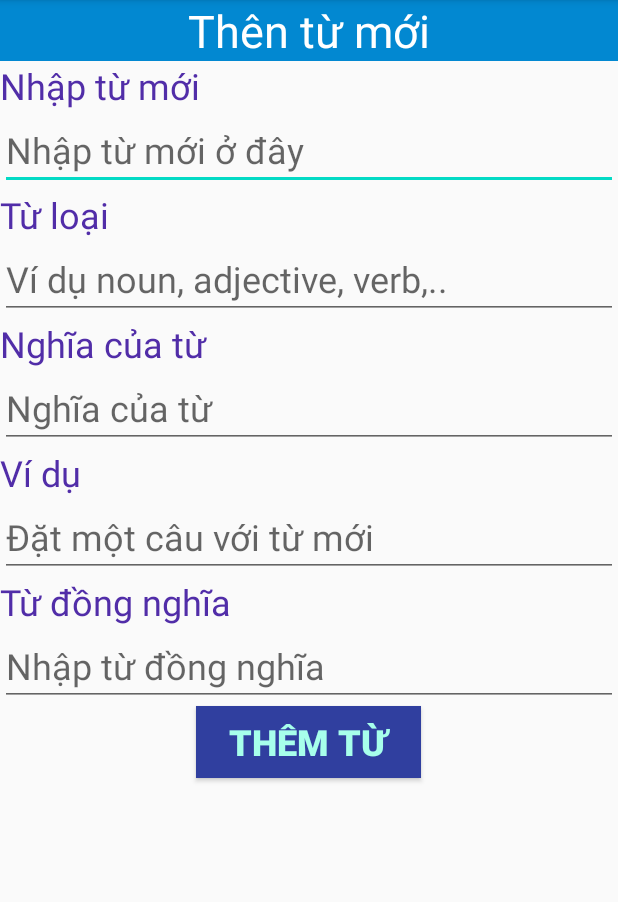
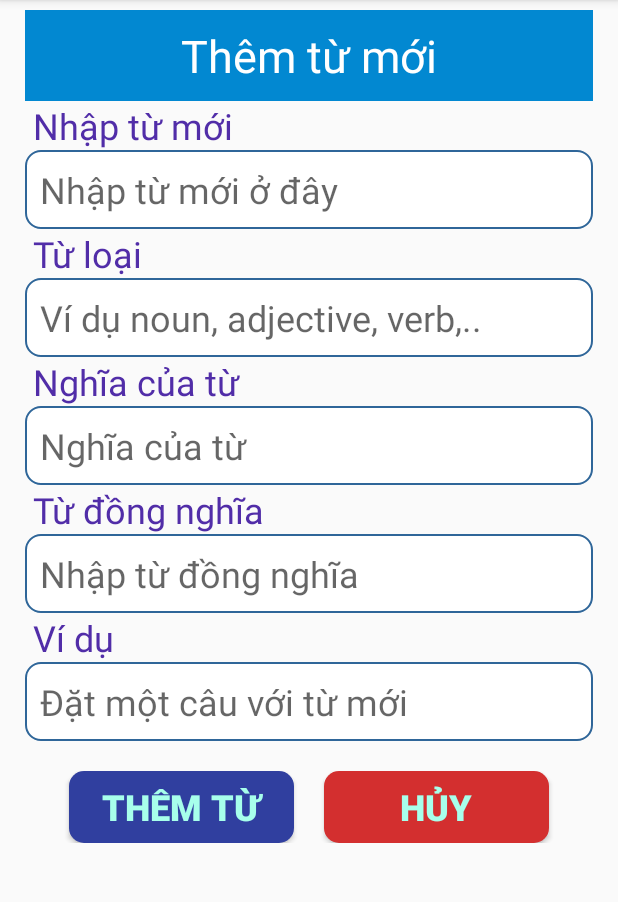
Before and after one commit to KIET1996/MyDictionary, an Android app: the addWordActivity screen opened directly, with no data from a screen before it, on a phone screen of 412 x 824 dp, the part 84-986 px from its top. Run offline under Robolectric (Android 15) with nearby library versions, the phone set to English and light mode, and no system bars; our stand-ins replace Firebase (no records; nobody signed in at launch, a user with empty details on screens opened directly).

Commit message:
fix UI and scroll in add activity

```diff
--- /dev/null
+++ b/Lab9_MyDict/app/src/main/res/drawable/button_cancel.xml
@@ -0,0 +1,6 @@
+<?xml version="1.0" encoding="utf-8"?>
+<shape xmlns:android="http://schemas.android.com/apk/res/android" android:shape="rectangle">
+    <solid android:color= "#D32F2F" />
+    <corners android:radius="10dp"/>
+
+</shape>
--- /dev/null
+++ b/Lab9_MyDict/app/src/main/res/drawable/custom_button.xml
@@ -0,0 +1,6 @@
+<?xml version="1.0" encoding="utf-8"?>
+<shape xmlns:android="http://schemas.android.com/apk/res/android" android:shape="rectangle">
+    <solid android:color= "#303F9F" />
+    <corners android:radius="10dp"/>
+
+</shape>
--- /dev/null
+++ b/Lab9_MyDict/app/src/main/res/drawable/rounded_edit.xml
@@ -0,0 +1,13 @@
+<?xml version="1.0" encoding="utf-8"?>
+<shape xmlns:android="http://schemas.android.com/apk/res/android" >
+
+    <solid android:color="#FFFFFF" />
+
+    <stroke
+        android:width="1dp"
+        android:color="#2f6699" />
+    <corners
+        android:radius="10dp"
+        />
+
+</shape>
--- a/Lab9_MyDict/app/src/main/res/layout/activity_add_word.xml
+++ b/Lab9_MyDict/app/src/main/res/layout/activity_add_word.xml
@@ -1,19 +1,40 @@
 <?xml version="1.0" encoding="utf-8"?>
-<LinearLayout xmlns:android="http://schemas.android.com/apk/res/android"
+<ScrollView xmlns:android="http://schemas.android.com/apk/res/android"
     xmlns:app="http://schemas.android.com/apk/res-auto"
     xmlns:tools="http://schemas.android.com/tools"
     android:layout_width="match_parent"
     android:layout_height="match_parent"
+    android:nestedScrollingEnabled="false"
     android:orientation="vertical"
+    android:scrollbarSize="5dp"
+    android:scrollbars="horizontal|vertical"
     tools:context=".addWordActivity">
+    <RelativeLayout
+        android:layout_width="match_parent"
+        android:layout_height="wrap_content">
 
+
+    <LinearLayout
+        android:layout_width="match_parent"
+        android:layout_height="match_parent"
+        android:layout_marginLeft="10dp"
+
+        android:layout_marginRight="10dp"
+        android:fadeScrollbars="true"
+        android:isScrollContainer="true"
+        android:orientation="vertical"
+        android:overScrollMode="always"
+        android:paddingLeft="10px"
+        android:paddingTop="10px"
+        android:paddingRight="10px">
         <TextView
             android:id="@+id/lbHeadAdd"
             android:layout_width="match_parent"
             android:layout_height="wrap_content"
             android:background="#0288D1"
             android:gravity="center"
-        android:text="Thên từ mới"
+            android:padding="10dp"
+            android:text="Thêm từ mới"
             android:textColor="#FFFFFF"
             android:textSize="30sp" />
 
@@ -21,6 +42,7 @@
             android:id="@+id/lbAddWord"
             android:layout_width="match_parent"
             android:layout_height="wrap_content"
+            android:layout_marginLeft="5dp"
             android:text="Nhập từ mới"
             android:textColor="#512DA8"
             android:textSize="24sp" />
@@ -29,15 +51,18 @@
             android:id="@+id/addWord"
             android:layout_width="match_parent"
             android:layout_height="wrap_content"
+            android:background="@drawable/rounded_edit"
             android:ems="10"
             android:hint="Nhập từ mới ở đây"
             android:inputType="textPersonName"
+            android:padding="10dp"
             android:textSize="24sp" />
 
         <TextView
             android:id="@+id/lbAddKind"
             android:layout_width="match_parent"
             android:layout_height="wrap_content"
+            android:layout_marginLeft="5dp"
             android:text="Từ loại"
             android:textColor="#512DA8"
             android:textSize="24sp" />
@@ -46,15 +71,18 @@
             android:id="@+id/addKind"
             android:layout_width="match_parent"
             android:layout_height="wrap_content"
+            android:background="@drawable/rounded_edit"
             android:ems="10"
             android:hint="Ví dụ noun, adjective, verb,.."
             android:inputType="textPersonName"
+            android:padding="10dp"
             android:textSize="24sp" />
 
         <TextView
             android:id="@+id/lbAddMean"
             android:layout_width="match_parent"
             android:layout_height="wrap_content"
+            android:layout_marginLeft="5dp"
             android:text="Nghĩa của từ"
             android:textColor="#512DA8"
             android:textSize="24sp" />
@@ -63,15 +91,38 @@
             android:id="@+id/addMean"
             android:layout_width="match_parent"
             android:layout_height="wrap_content"
+            android:background="@drawable/rounded_edit"
             android:ems="10"
             android:hint="Nghĩa của từ"
             android:inputType="textPersonName"
+            android:padding="10dp"
+            android:textSize="24sp" />
+
+        <TextView
+            android:id="@+id/textView4"
+            android:layout_width="match_parent"
+            android:layout_height="wrap_content"
+            android:layout_marginLeft="5dp"
+            android:text="Từ đồng nghĩa"
+            android:textColor="#512DA8"
+            android:textSize="24sp" />
+
+        <EditText
+            android:id="@+id/addSyn"
+            android:layout_width="match_parent"
+            android:layout_height="wrap_content"
+            android:background="@drawable/rounded_edit"
+            android:ems="10"
+            android:hint="Nhập từ đồng nghĩa"
+            android:inputType="textLongMessage"
+            android:padding="10dp"
             android:textSize="24sp" />
 
         <TextView
             android:id="@+id/lbAddExample"
             android:layout_width="match_parent"
             android:layout_height="wrap_content"
+            android:layout_marginLeft="5dp"
             android:text="Ví dụ"
             android:textColor="#512DA8"
             android:textSize="24sp" />
@@ -80,38 +131,48 @@
             android:id="@+id/addExample"
             android:layout_width="match_parent"
             android:layout_height="wrap_content"
+            android:background="@drawable/rounded_edit"
             android:ems="10"
             android:hint="Đặt một câu với từ mới"
-        android:inputType="textPersonName"
+            android:inputType="textLongMessage|textMultiLine"
+            android:padding="10dp"
             android:textSize="24sp" />
 
-    <TextView
-        android:id="@+id/textView4"
+
+        <LinearLayout
             android:layout_width="match_parent"
             android:layout_height="wrap_content"
-        android:text="Từ đồng nghĩa"
-        android:textColor="#512DA8"
-        android:textSize="24sp" />
-
-    <EditText
-        android:id="@+id/addSyn"
-        android:layout_width="match_parent"
-        android:layout_height="wrap_content"
-        android:ems="10"
-        android:hint="Nhập từ đồng nghĩa"
-        android:inputType="textLongMessage"
-        android:textSize="24sp" />
+            android:layout_marginTop="20dp"
+            android:gravity="center"
+            android:orientation="horizontal">
 
             <Button
                 android:id="@+id/btnAdd"
                 android:layout_width="150dp"
                 android:layout_height="wrap_content"
                 android:layout_gravity="center"
-        android:background="#303F9F"
+                android:layout_marginRight="10dp"
+                android:background="@drawable/custom_button"
                 android:onClick="addNewWord"
                 android:text="Thêm từ"
                 android:textColor="#A7FFEB"
                 android:textSize="24sp"
                 android:textStyle="bold" />
 
+            <Button
+                android:id="@+id/huy"
+                android:layout_width="150dp"
+                android:layout_height="wrap_content"
+                android:layout_gravity="center"
+                android:layout_marginLeft="10dp"
+                android:background="@drawable/button_cancel"
+                android:onClick="buttonHuy"
+                android:text="Hủy"
+                android:textColor="#A7FFEB"
+                android:textSize="24sp"
+                android:textStyle="bold" />
         </LinearLayout>
+
+    </LinearLayout>
+    </RelativeLayout>
+</ScrollView>
```
Also changed, not shown: Lab9_MyDict/app/src/main/AndroidManifest.xml (+9 -0 lines), Lab9_MyDict/app/src/main/java/com/example/mydict/addWordActivity.java (+4 -3 lines), Lab9_MyDict/app/src/main/res/layout/activity_update_word.xml (+48 -21 lines). Lines whose indentation alone changed are shown as unchanged.
